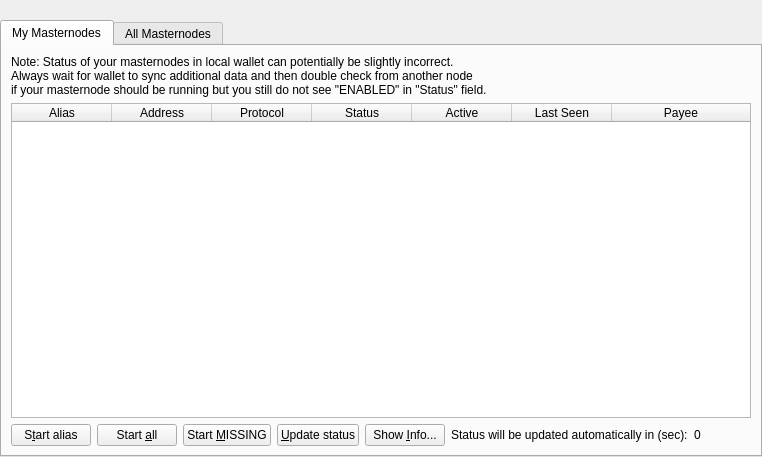
First picture: the form in src/qt/forms/masternodelist.ui, repository martexcoin/martexcoin_4x, before the edit.
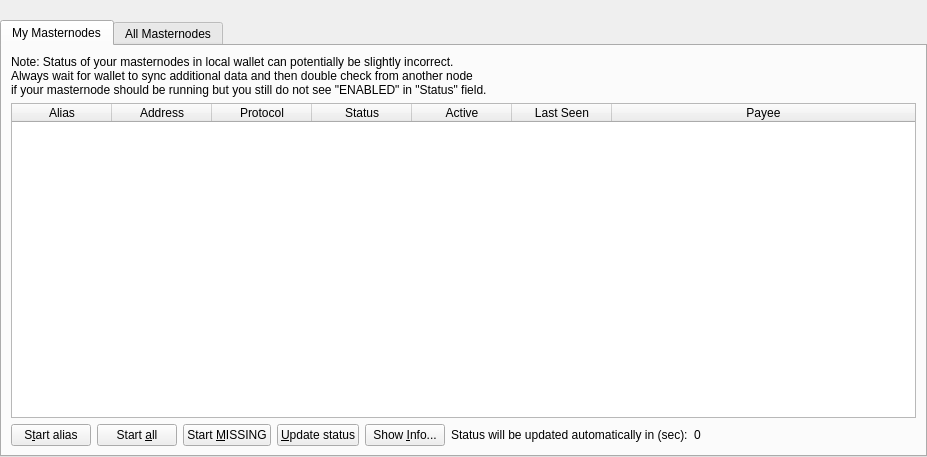
Second picture: the form after the edit.

Diff of the .ui file:
```diff
--- a/src/qt/forms/masternodelist.ui
+++ b/src/qt/forms/masternodelist.ui
@@ -6,7 +6,7 @@
    <rect>
     <x>0</x>
     <y>0</y>
-    <width>762</width>
+    <width>927</width>
     <height>457</height>
    </rect>
   </property>
@@ -85,7 +85,7 @@
               <set>QAbstractItemView::NoEditTriggers</set>
              </property>
              <property name="alternatingRowColors">
-              <bool>true</bool>
+              <bool>false</bool>
              </property>
              <property name="selectionMode">
               <enum>QAbstractItemView::SingleSelection</enum>
```
Left out of the diff: 2 changed lines with no effect on the pictures.
